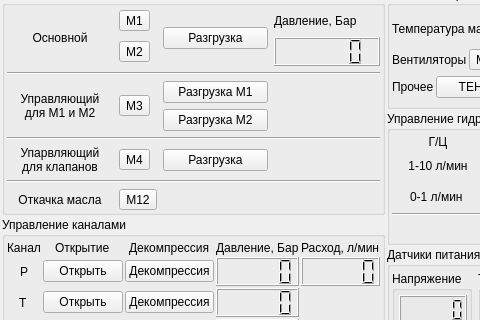
Qt form manual_control.ui (firef0xff/SSHGS01) before a commit; both pictures show x 0 to 480 and y 151 to 471 of the 893 by 682 pixel window.
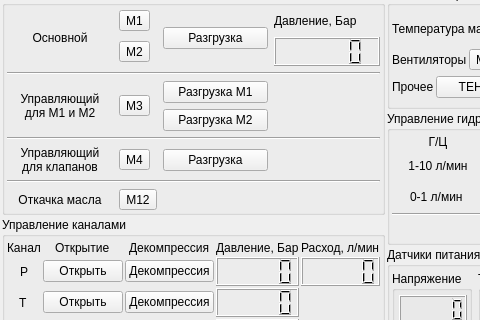
The same form after that commit.

Commit message: опечатка

Diff of the .ui file:
```diff
--- a/manual_control.ui
+++ b/manual_control.ui
@@ -874,7 +874,7 @@
         <item row="10" column="0">
          <widget class="QLabel" name="label_4">
           <property name="text">
-           <string>Упарвляющий
+           <string>Управляющий
 для клапанов</string>
           </property>
           <property name="alignment">
```
